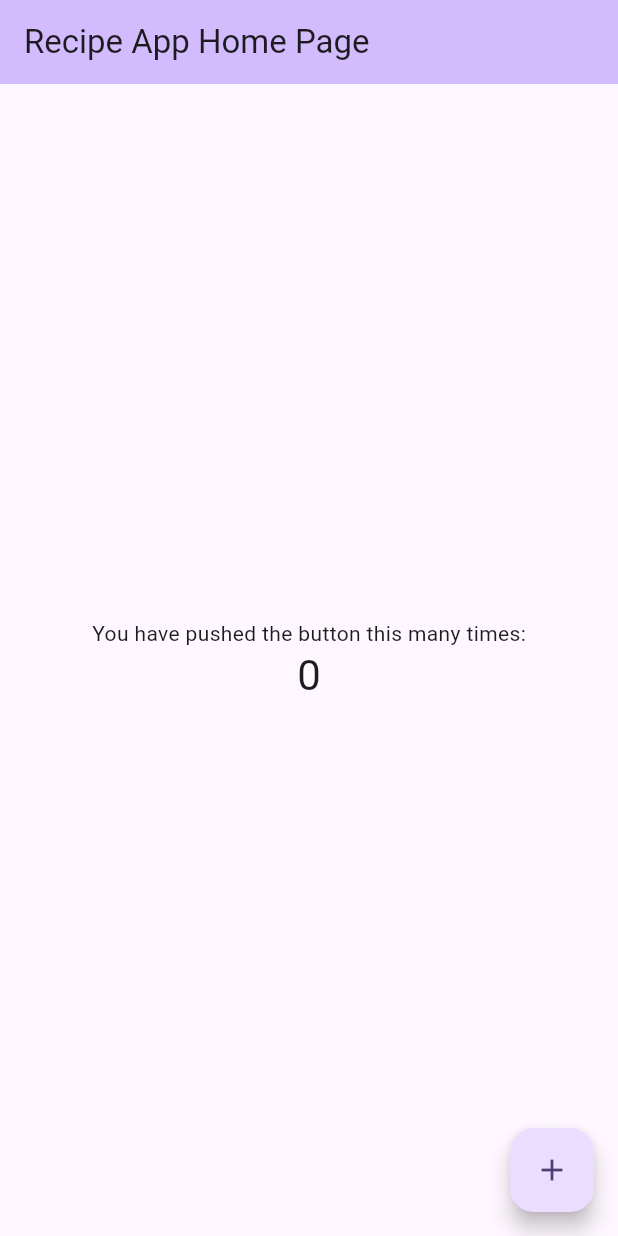
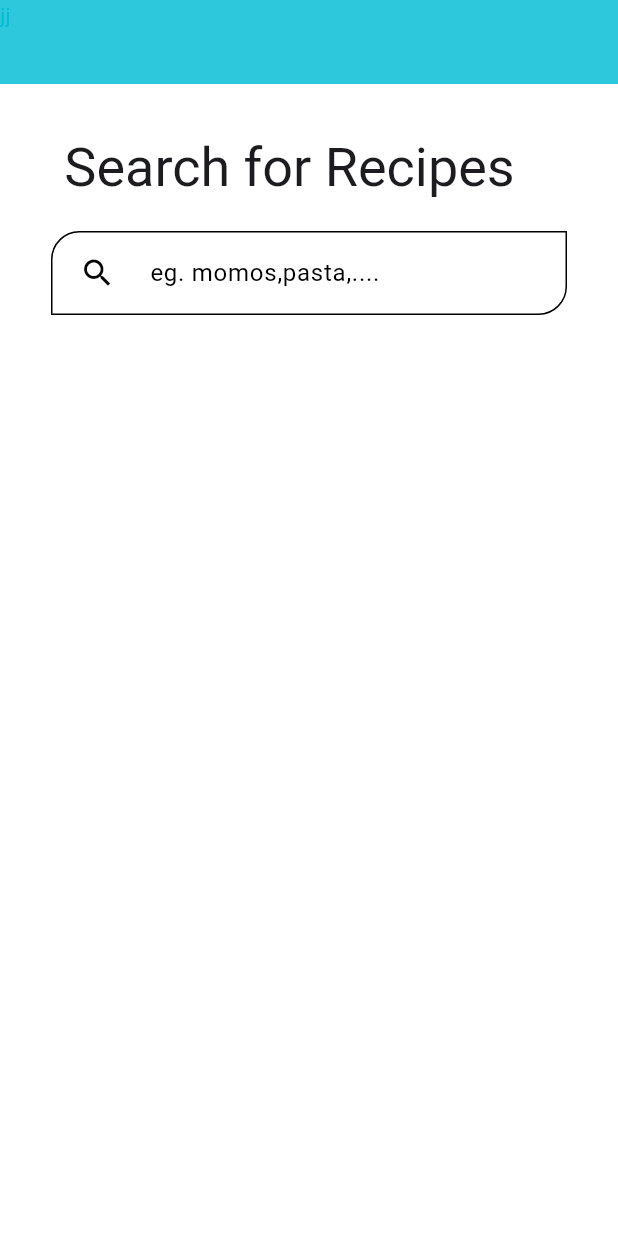
Before and after one commit to H-a-r-s-h-i-t-a-k/CODSOFT, a Flutter app: the screen it shows after launch, on a phone screen of 412 x 824 dp. Run offline on Flutter 3.47's test engine with Material 3 defaults, Android fonts, the phone set to English and light mode, and no system bars.

Commit message:
ui till search bar

```diff
--- /dev/null
+++ b/recipe_app/lib/features/front/first.dart
@@ -0,0 +1,26 @@
+import 'package:flutter/material.dart';
+
+import '../search/search_functionality.dart';
+
+class FirstScreen extends StatelessWidget {
+  const FirstScreen({super.key});
+
+  @override
+  Widget build(BuildContext context) {
+    return SafeArea(
+      child: Scaffold(
+        appBar: AppBar(
+          leading: Text("jj"),
+        ),
+        body: Container(
+          padding: EdgeInsets.symmetric(horizontal: 34, vertical: 34),
+          child: Column(
+            children: [
+              Search(),
+            ],
+          ),
+        ),
+      ),
+    );
+  }
+}
--- /dev/null
+++ b/recipe_app/lib/features/search/search_functionality.dart
@@ -0,0 +1,45 @@
+import 'package:flutter/material.dart';
+
+class Search extends StatelessWidget {
+  const Search({super.key});
+
+  @override
+  Widget build(BuildContext context) {
+    var isDarkMode =
+        MediaQuery.of(context).platformBrightness == Brightness.dark;
+    return Column(
+      mainAxisAlignment: MainAxisAlignment.start,
+      crossAxisAlignment: CrossAxisAlignment.start,
+      children: [
+        Text(
+          " Search for Recipes ",
+          style: Theme.of(context).textTheme.displaySmall,
+        ),
+        SizedBox(
+          height: 20,
+        ),
+        TextField(
+          decoration: InputDecoration(
+            prefixIcon: Padding(
+              padding: const EdgeInsets.symmetric(horizontal: 19),
+              child: Icon(Icons.search),
+            ),
+            hintText: "eg. momos,pasta,....",
+            border: OutlineInputBorder(
+              borderSide: BorderSide(
+                color: isDarkMode
+                    ? Color.fromARGB(172, 9, 230, 238)
+                    : Color.fromARGB(130, 4, 4, 4),
+              ),
+              borderRadius: BorderRadius.only(
+                topLeft: Radius.circular(19),
+                bottomRight: Radius.circular(19),
+              ),
+              gapPadding: 3.0,
+            ),
+          ),
+        ),
+      ],
+    );
+  }
+}
--- a/recipe_app/lib/main.dart
+++ b/recipe_app/lib/main.dart
@@ -1,5 +1,12 @@
 import 'package:flutter/material.dart';
+import 'package:recipe_app/features/front/first.dart';
 
+import 'theme/apptheme.dart';
+
+final ColorScheme lColorScheme = ColorScheme.fromSwatch(
+    primarySwatch: Colors.cyan, brightness: Brightness.light);
+final ColorScheme dColorScheme = ColorScheme.fromSwatch(
+    primarySwatch: Colors.blueGrey, brightness: Brightness.dark);
 void main() {
   runApp(const Recipe_App());
 }
@@ -7,106 +14,16 @@
 class Recipe_App extends StatelessWidget {
   const Recipe_App({super.key});
 
-  // This widget is the root of your application.
+  // This widget is the root of Recipe_App
   @override
   Widget build(BuildContext context) {
     return MaterialApp(
       title: 'Recipe App',
-      theme: ThemeData(
-        // This is the theme of your application.
-        //
-        // TRY THIS: Try running your application with "flutter run". You'll see
-        // the application has a purple toolbar. Then, without quitting the app,
-        // try changing the seedColor in the colorScheme below to Colors.green
-        // and then invoke "hot reload" (save your changes or press the "hot
-        // reload" button in a Flutter-supported IDE, or press "r" if you used
-        // the command line to start the app).
-        //
-        // Notice that the counter didn't reset back to zero; the application
-        // state is not lost during the reload. To reset the state, use hot
-        // restart instead.
-        //
-        // This works for code too, not just values: Most code changes can be
-        // tested with just a hot reload.
-        colorScheme: ColorScheme.fromSeed(seedColor: Colors.deepPurple),
-        useMaterial3: true,
-      ),
-      home: const MyHomePage(title: 'Recipe App Home Page'),
+      debugShowCheckedModeBanner: false,
+      theme: Apptheme.lighttheme,
+      darkTheme: Apptheme.darktheme,
+      themeMode: ThemeMode.system,
+      home: const FirstScreen(),
     );
   }
 }
-
-class MyHomePage extends StatefulWidget {
-  const MyHomePage({super.key, required this.title});
-
-  // This widget is the home page of your application. It is stateful, meaning
-  // that it has a State object (defined below) that contains fields that affect
-  // how it looks.
-
-  // This class is the configuration for the state. It holds the values (in this
-  // case the title) provided by the parent (in this case the App widget) and
-  // used by the build method of the State. Fields in a Widget subclass are
-  // always marked "final".
-
-  final String title;
-
-  @override
-  State<MyHomePage> createState() => _MyHomePageState();
-}
-
-class _MyHomePageState extends State<MyHomePage> {
-  int _counter = 0;
-
-  void _incrementCounter() {
-    setState(() {
-      // This call to setState tells the Flutter framework that something has
-      // changed in this State, which causes it to rerun the build method below
-      // so that the display can reflect the updated values. If we changed
-      // _counter without calling setState(), then the build method would not be
-      // called again, and so nothing would appear to happen.
-      _counter++;
-    });
-  }
-
-  @override
-  Widget build(BuildContext context) {
-    return Scaffold(
-      appBar: AppBar(
-        backgroundColor: Theme.of(context).colorScheme.inversePrimary,
-        title: Text(widget.title),
-      ),
-      body: Center(
-        child: Column(
-          // Column is also a layout widget. It takes a list of children and
-          // arranges them vertically. By default, it sizes itself to fit its
-          // children horizontally, and tries to be as tall as its parent.
-          //
-          // Column has various properties to control how it sizes itself and
-          // how it positions its children. Here we use mainAxisAlignment to
-          // center the children vertically; the main axis here is the vertical
-          // axis because Columns are vertical (the cross axis would be
-          // horizontal).
-          //
-          // TRY THIS: Invoke "debug painting" (choose the "Toggle Debug Paint"
-          // action in the IDE, or press "p" in the console), to see the
-          // wireframe for each widget.
-          mainAxisAlignment: MainAxisAlignment.center,
-          children: <Widget>[
-            const Text(
-              'You have pushed the button this many times:',
-            ),
-            Text(
-              '$_counter',
-              style: Theme.of(context).textTheme.headlineMedium,
-            ),
-          ],
-        ),
-      ),
-      floatingActionButton: FloatingActionButton(
-        onPressed: _incrementCounter,
-        tooltip: 'Increment',
-        child: const Icon(Icons.add),
-      ), // This trailing comma makes auto-formatting nicer for build methods.
-    );
-  }
-}
--- /dev/null
+++ b/recipe_app/lib/theme/apptheme.dart
@@ -0,0 +1,43 @@
+import 'package:flutter/material.dart';
+
+import '../main.dart';
+
+class Apptheme {
+  Apptheme._();
+  static ThemeData darktheme = ThemeData.dark().copyWith(
+    brightness: Brightness.dark,
+    colorScheme: dColorScheme,
+    cardTheme: CardTheme().copyWith(
+      color: dColorScheme.primary.withOpacity(0.5),
+      surfaceTintColor: dColorScheme.onPrimary.withOpacity(0.9),
+      margin: EdgeInsets.symmetric(
+        vertical: 8,
+        horizontal: 10,
+      ),
+    ),
+    appBarTheme: AppBarTheme().copyWith(
+      elevation: 5,
+      backgroundColor: dColorScheme.primary.withOpacity(0.7),
+      foregroundColor: dColorScheme.primaryContainer.withOpacity(0.9),
+    ),
+  );
+  static ThemeData lighttheme = ThemeData().copyWith(
+    scaffoldBackgroundColor: Color.fromRGBO(255, 255, 255, 1),
+    colorScheme: lColorScheme,
+    appBarTheme: AppBarTheme().copyWith(
+      elevation: 5,
+      backgroundColor: lColorScheme.primary.withOpacity(0.8),
+      foregroundColor: lColorScheme.primaryContainer,
+    ),
+    cardTheme: CardTheme().copyWith(
+      color: lColorScheme.surface,
+      margin: EdgeInsets.symmetric(
+        vertical: 8,
+        horizontal: 10,
+      ),
+    ),
+    bottomAppBarTheme: BottomAppBarTheme(
+      color: Colors.black,
+    ),
+  );
+}
```
Also changed, not shown: recipe_app/lib/features/recipe_details/details.dart (added), recipe_app/lib/features/recipe_details/model/recipes.dart (added), recipe_app/lib/features/recipe_listings/list.dart (added).
